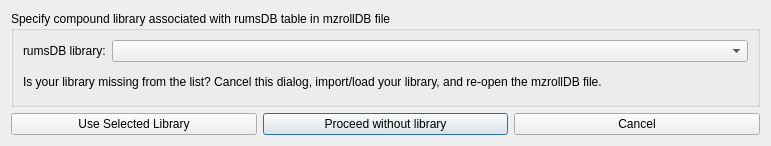
The window that src/maven/forms/setrumsDBdialog.ui (eugenemel/maven) describes before a commit, drawn with Qt 5.
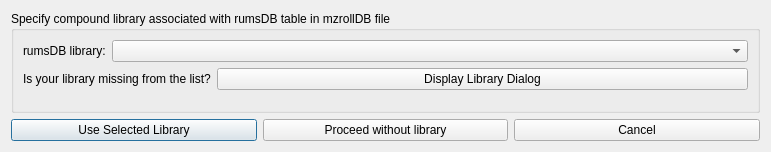
The same window after the commit.

Commit message: Added library button to dialog.

The edit to the form file:
```diff
--- a/src/maven/forms/setrumsDBdialog.ui
+++ b/src/maven/forms/setrumsDBdialog.ui
@@ -7,40 +7,65 @@
     <x>0</x>
     <y>0</y>
     <width>771</width>
-    <height>146</height>
+    <height>152</height>
    </rect>
   </property>
   <property name="windowTitle">
    <string>Connect Spectral Library to rumsDB Table</string>
   </property>
   <layout class="QGridLayout" name="gridLayout">
-   <item row="1" column="1">
-    <widget class="QPushButton" name="btnNoLibrary">
-     <property name="text">
-      <string>Proceed without library</string>
-     </property>
-    </widget>
-   </item>
-   <item row="1" column="0">
+   <item row="2" column="0">
     <widget class="QPushButton" name="btnUseSelected">
      <property name="text">
       <string>Use Selected Library</string>
      </property>
     </widget>
    </item>
-   <item row="1" column="2">
-    <widget class="QPushButton" name="btnCancel">
-     <property name="text">
-      <string>Cancel</string>
-     </property>
-    </widget>
-   </item>
    <item row="0" column="0" colspan="3">
     <widget class="QGroupBox" name="grp_box">
      <property name="title">
       <string>Specify compound library associated with rumsDB table in mzrollDB file</string>
      </property>
-     <layout class="QGridLayout" name="gridLayout_6">
+     <property name="flat">
+      <bool>false</bool>
+     </property>
+     <property name="checkable">
+      <bool>false</bool>
+     </property>
+     <layout class="QGridLayout">
+      <item row="4" column="0" colspan="2">
+       <layout class="QFormLayout" name="formLayout">
+        <property name="sizeConstraint">
+         <enum>QLayout::SetMaximumSize</enum>
+        </property>
+        <item row="0" column="0">
+         <widget class="QLabel" name="lblLibraryMissing">
+          <property name="sizePolicy">
+           <sizepolicy hsizetype="MinimumExpanding" vsizetype="Preferred">
+            <horstretch>0</horstretch>
+            <verstretch>0</verstretch>
+           </sizepolicy>
+          </property>
+          <property name="text">
+           <string>Is your library missing from the list?</string>
+          </property>
+         </widget>
+        </item>
+        <item row="0" column="1">
+         <widget class="QPushButton" name="btnLibDialog">
+          <property name="sizePolicy">
+           <sizepolicy hsizetype="MinimumExpanding" vsizetype="Fixed">
+            <horstretch>0</horstretch>
+            <verstretch>0</verstretch>
+           </sizepolicy>
+          </property>
+          <property name="text">
+           <string>Display Library Dialog</string>
+          </property>
+         </widget>
+        </item>
+       </layout>
+      </item>
       <item row="3" column="1">
        <widget class="QComboBox" name="cmbLoadedLibraries">
         <property name="sizePolicy">
@@ -58,16 +83,23 @@
         </property>
        </widget>
       </item>
-      <item row="4" column="0" colspan="2">
-       <widget class="QLabel" name="label_2">
-        <property name="text">
-         <string>Is your library missing from the list? Cancel this dialog, import/load your library, and re-open the mzrollDB file.</string>
-        </property>
-       </widget>
-      </item>
      </layout>
     </widget>
    </item>
+   <item row="2" column="2">
+    <widget class="QPushButton" name="btnCancel">
+     <property name="text">
+      <string>Cancel</string>
+     </property>
+    </widget>
+   </item>
+   <item row="2" column="1">
+    <widget class="QPushButton" name="btnNoLibrary">
+     <property name="text">
+      <string>Proceed without library</string>
+     </property>
+    </widget>
+   </item>
   </layout>
  </widget>
  <resources/>
```
Left out of the diff: 2 changed lines with no effect on the pictures. The commit also changes 1 other file.
